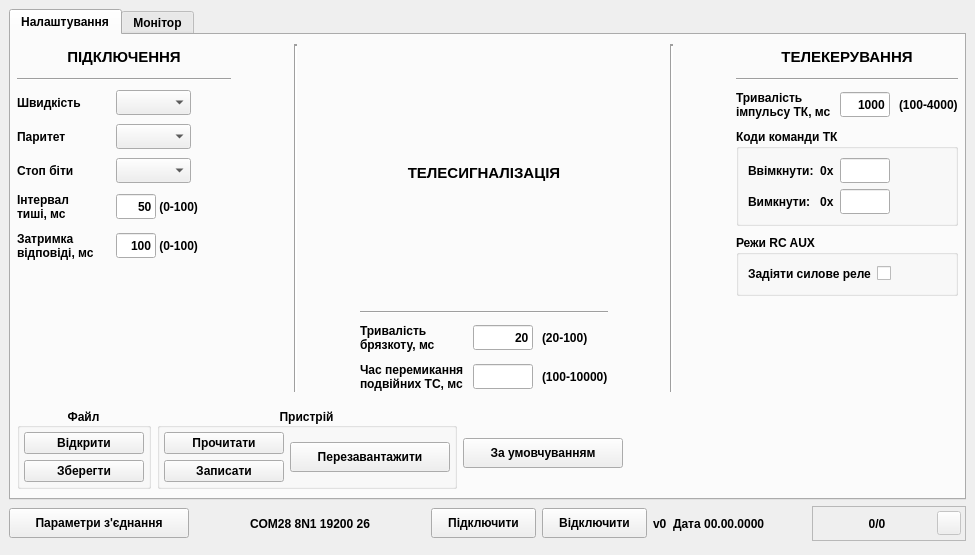
Before: the Qt Designer form mdio.ui in Goodjamp/Mdio, drawn with Qt 5.
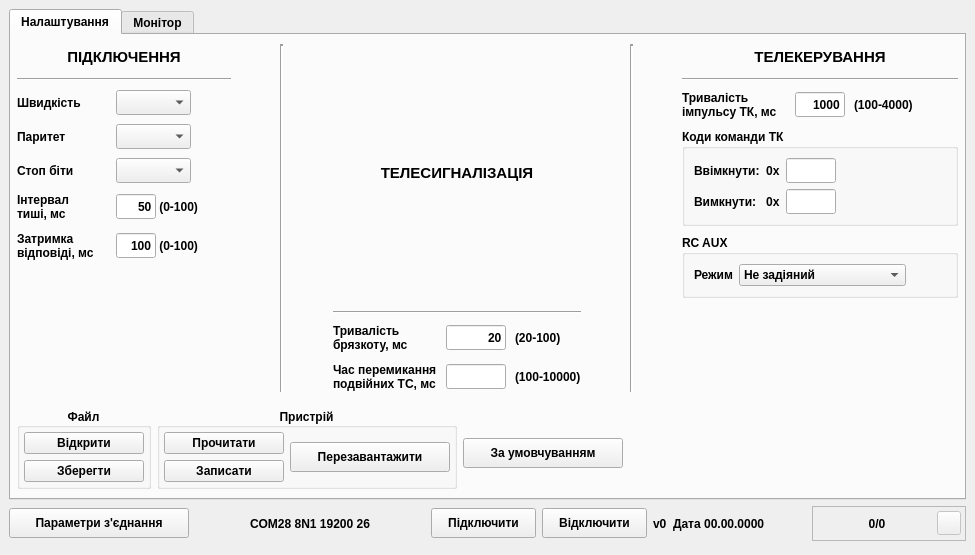
After: the same form once the commit is applied.

The edit to the form file:
```diff
--- a/mdio.ui
+++ b/mdio.ui
@@ -967,7 +967,7 @@
                  </size>
                 </property>
                 <property name="title">
-                 <string>Режи RC AUX</string>
+                 <string>RC AUX</string>
                 </property>
                 <layout class="QHBoxLayout" name="horizontalLayout_8">
                  <item>
@@ -979,15 +979,33 @@
                     </font>
                    </property>
                    <property name="text">
-                    <string>Задіяти силове реле</string>
+                    <string>Режим</string>
                    </property>
                   </widget>
                  </item>
                  <item>
-                  <widget class="QCheckBox" name="cbUsePoweRelay">
-                   <property name="text">
-                    <string/>
+                  <widget class="QComboBox" name="cbRcAuxMode">
+                   <property name="font">
+                    <font>
+                     <pointsize>9</pointsize>
+                     <bold>true</bold>
+                    </font>
                    </property>
+                   <item>
+                    <property name="text">
+                     <string>Не задіяний</string>
+                    </property>
+                   </item>
+                   <item>
+                    <property name="text">
+                     <string>Блокувати АПВ</string>
+                    </property>
+                   </item>
+                   <item>
+                    <property name="text">
+                     <string>Підсилений вихід реле</string>
+                    </property>
+                   </item>
                   </widget>
                  </item>
                  <item>
```
